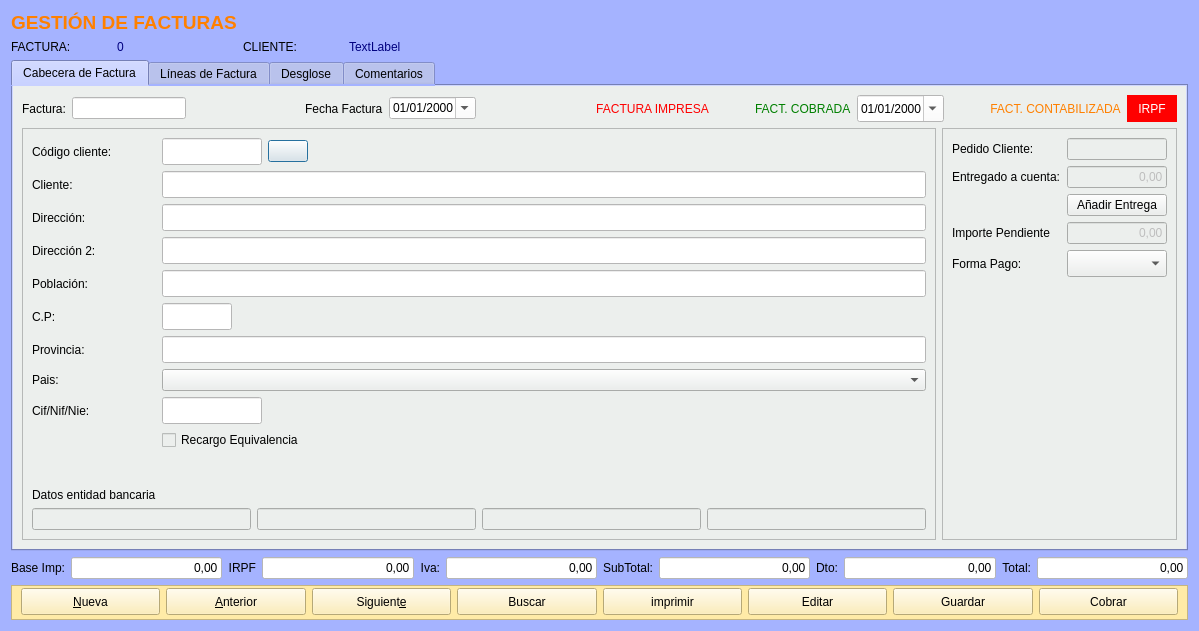
This is Zona_Ventas/frmfacturas.ui in arcnexus/RedFoX as Qt 5 draws it before an edit. The edited form follows.
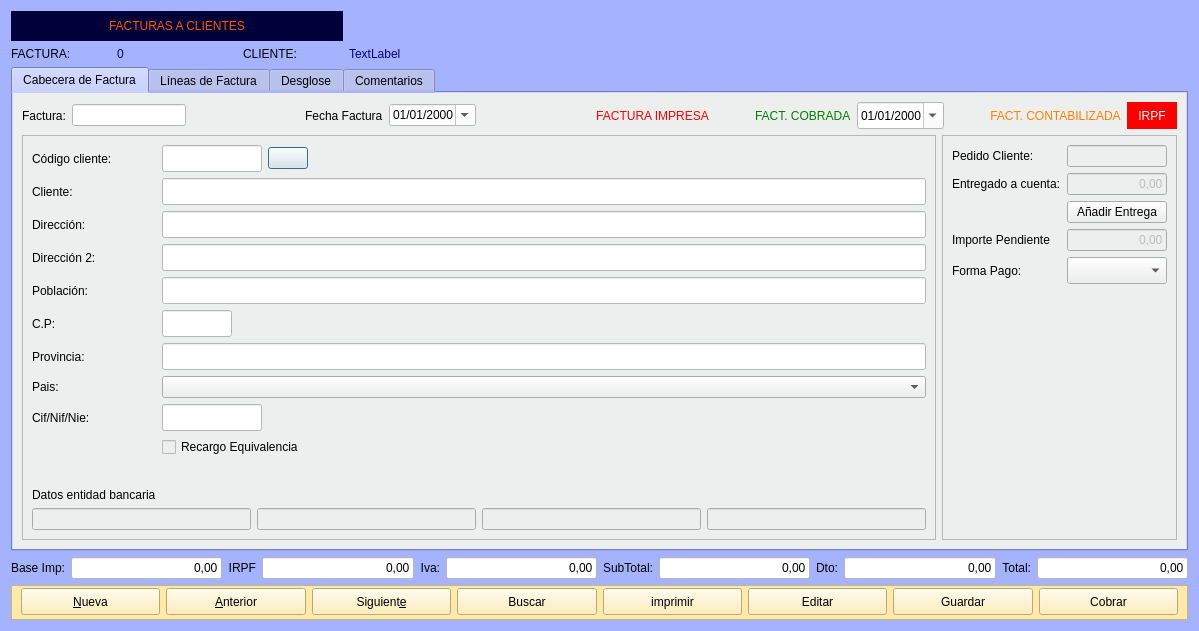
This is the edited form. Icons and pictures are not drawn.

Patch:
```diff
--- a/Zona_Ventas/frmfacturas.ui
+++ b/Zona_Ventas/frmfacturas.ui
@@ -31,8 +31,22 @@
   <layout class="QGridLayout" name="gridLayout_8">
    <item row="0" column="0" colspan="3">
     <widget class="QLabel" name="label_36">
+     <property name="minimumSize">
+      <size>
+       <width>300</width>
+       <height>30</height>
+      </size>
+     </property>
+     <property name="styleSheet">
+      <string notr="true">font: 14pt &quot;Sans Serif&quot;;
+color: rgb(255, 85, 0);
+background-color: rgb(0, 0, 58);</string>
+     </property>
      <property name="text">
-      <string>&lt;html&gt;&lt;head/&gt;&lt;body&gt;&lt;p&gt;&lt;span style=&quot; font-size:14pt; font-weight:600; color:#ff8000;&quot;&gt;GESTIÓN DE FACTURAS&lt;/span&gt;&lt;/p&gt;&lt;/body&gt;&lt;/html&gt;</string>
+      <string>FACTURAS A CLIENTES</string>
+     </property>
+     <property name="alignment">
+      <set>Qt::AlignCenter</set>
      </property>
     </widget>
    </item>
```
